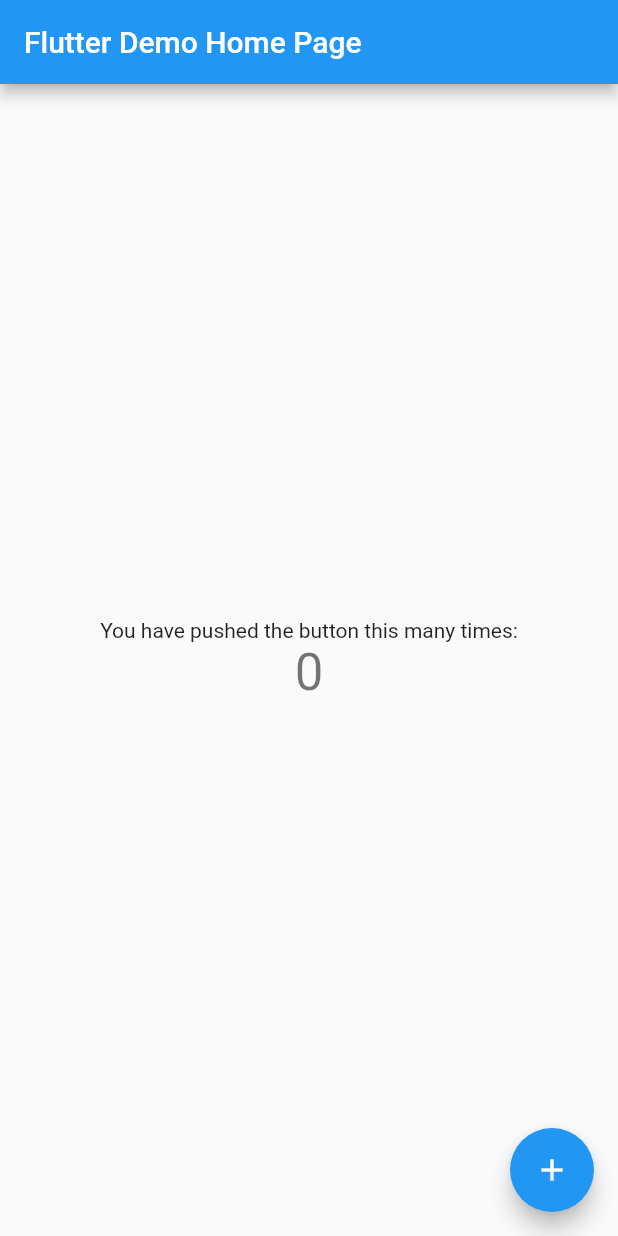
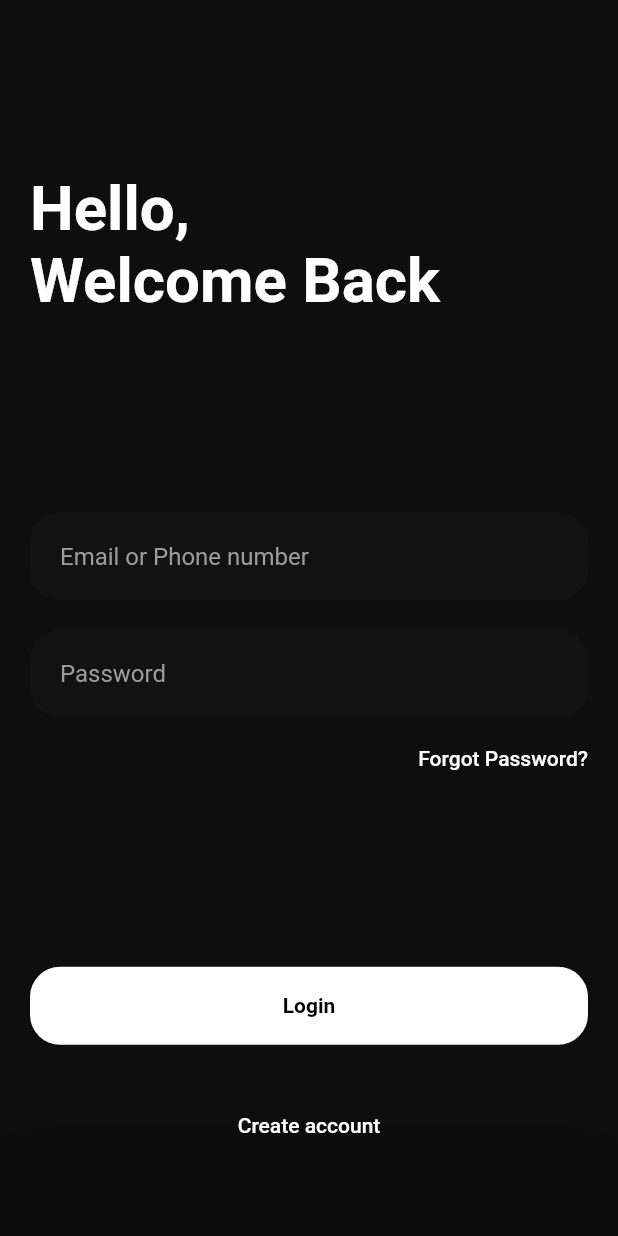
Before and after one commit to CoDi-YaPa/Messiah, a Flutter app: the screen it shows after launch, on a phone screen of 412 x 824 dp. Run offline on Flutter 3.47's test engine with Material 2 defaults, Android fonts, the light colour scheme and no system bars.

Commit message:
added login and signup Page

```diff
--- /dev/null
+++ b/messiah_app/lib/loginPage.dart
@@ -0,0 +1,97 @@
+import 'package:flutter/material.dart';
+import 'registration.dart';
+
+class LoginPage extends StatefulWidget {
+  @override
+  _LoginPageState createState() => _LoginPageState();
+}
+
+class _LoginPageState extends State<LoginPage> {
+  @override
+  Widget build(BuildContext context) {
+    final Size size = MediaQuery.of(context).size;
+    final double fontScale = MediaQuery.of(context).textScaleFactor;
+
+    return Scaffold(
+      body: SingleChildScrollView(
+        child: Container(
+          width: size.width,
+          height: size.height,
+          padding: EdgeInsets.only(left: 20, right: 20, top: size.height * 0.14, bottom: size.height * 0.06),
+          child: Column(
+            crossAxisAlignment: CrossAxisAlignment.start,
+            mainAxisAlignment: MainAxisAlignment.spaceBetween,
+            children: [
+              Text("Hello, \nWelcome Back", style: Theme.of(context).textTheme.headline1.copyWith(fontSize: size.width * 0.1,)),
+              Column(
+                crossAxisAlignment: CrossAxisAlignment.end,
+                children: [
+
+                  Container(
+                    padding: EdgeInsets.symmetric(horizontal: 20, vertical: 5),
+                    decoration: BoxDecoration(
+                        color: Theme.of(context).primaryColorLight,
+                        borderRadius: BorderRadius.all(Radius.circular(20))
+                    ),
+                    child: TextField(
+                      decoration: InputDecoration(
+                        border: InputBorder.none,
+                        hintText: "Email or Phone number",
+
+                      ),
+                    ),
+                  ),
+                  SizedBox(height: 20,),
+                  Container(
+                    padding: EdgeInsets.symmetric(horizontal: 20, vertical: 5),
+                    decoration: BoxDecoration(
+                      color: Theme.of(context).primaryColorLight,
+                      borderRadius: BorderRadius.all(Radius.circular(20)),
+
+                    ),
+                    child: TextField(
+                      obscureText: true,
+                      decoration: InputDecoration(
+                        border: InputBorder.none,
+                        hintText: "Password",
+
+                      ),
+                    ),
+                  ),
+                  SizedBox(height: 20,),
+                  Text("Forgot Password?", style: Theme.of(context).textTheme.bodyText1,)
+                ],
+              ),
+              Column(
+                children: [
+                  MaterialButton(
+                    onPressed: () => {
+
+                    },
+                    elevation: 100,
+                    padding: EdgeInsets.all(18),
+                    shape: RoundedRectangleBorder(
+                        borderRadius: BorderRadius.circular(20)
+                    ),
+                    color: Colors.white,
+                    child: Center(child: Text("Login", style: TextStyle(fontWeight: FontWeight.bold),)),
+                  ),
+                  SizedBox(height: 30),
+                  MaterialButton(onPressed:() {
+                    Navigator.push(
+                      context,
+                      MaterialPageRoute(builder: (context) => SecondRoute()),
+                    );
+
+
+                  },
+                      child:Text("Create account" ))
+                ],
+              )
+            ],
+          ),
+        ),
+      ),
+    );
+  }
+}
--- a/messiah_app/lib/main.dart
+++ b/messiah_app/lib/main.dart
@@ -1,113 +1,16 @@
 import 'package:flutter/material.dart';
-
+import 'loginPage.dart';
+import 'package:messiah_app/themes/app_theme.dart';
 void main() {
-  runApp(MyApp());
+  runApp(MaterialApp(
+      home:MyApp(),
+      theme: AppTheme.dark));
 }
 
 class MyApp extends StatelessWidget {
   // This widget is the root of your application.
   @override
   Widget build(BuildContext context) {
-    return MaterialApp(
-      title: 'Flutter Demo',
-      theme: ThemeData(
-        // This is the theme of your application.
-        //
-        // Try running your application with "flutter run". You'll see the
-        // application has a blue toolbar. Then, without quitting the app, try
-        // changing the primarySwatch below to Colors.green and then invoke
-        // "hot reload" (press "r" in the console where you ran "flutter run",
-        // or simply save your changes to "hot reload" in a Flutter IDE).
-        // Notice that the counter didn't reset back to zero; the application
-        // is not restarted.
-        primarySwatch: Colors.blue,
-      ),
-      home: MyHomePage(title: 'Flutter Demo Home Page'),
-    );
+    return LoginPage();
   }
 }
-
-class MyHomePage extends StatefulWidget {
-  MyHomePage({Key key, this.title}) : super(key: key);
-
-  // This widget is the home page of your application. It is stateful, meaning
-  // that it has a State object (defined below) that contains fields that affect
-  // how it looks.
-
-  // This class is the configuration for the state. It holds the values (in this
-  // case the title) provided by the parent (in this case the App widget) and
-  // used by the build method of the State. Fields in a Widget subclass are
-  // always marked "final".
-
-  final String title;
-
-  @override
-  _MyHomePageState createState() => _MyHomePageState();
-}
-
-class _MyHomePageState extends State<MyHomePage> {
-  int _counter = 0;
-
-  void _incrementCounter() {
-    setState(() {
-      // This call to setState tells the Flutter framework that something has
-      // changed in this State, which causes it to rerun the build method below
-      // so that the display can reflect the updated values. If we changed
-      // _counter without calling setState(), then the build method would not be
-      // called again, and so nothing would appear to happen.
-      _counter++;
-    });
-  }
-
-  @override
-  Widget build(BuildContext context) {
-    // This method is rerun every time setState is called, for instance as done
-    // by the _incrementCounter method above.
-    //
-    // The Flutter framework has been optimized to make rerunning build methods
-    // fast, so that you can just rebuild anything that needs updating rather
-    // than having to individually change instances of widgets.
-    return Scaffold(
-      appBar: AppBar(
-        // Here we take the value from the MyHomePage object that was created by
-        // the App.build method, and use it to set our appbar title.
-        title: Text(widget.title),
-      ),
-      body: Center(
-        // Center is a layout widget. It takes a single child and positions it
-        // in the middle of the parent.
-        child: Column(
-          // Column is also a layout widget. It takes a list of children and
-          // arranges them vertically. By default, it sizes itself to fit its
-          // children horizontally, and tries to be as tall as its parent.
-          //
-          // Invoke "debug painting" (press "p" in the console, choose the
-          // "Toggle Debug Paint" action from the Flutter Inspector in Android
-          // Studio, or the "Toggle Debug Paint" command in Visual Studio Code)
-          // to see the wireframe for each widget.
-          //
-          // Column has various properties to control how it sizes itself and
-          // how it positions its children. Here we use mainAxisAlignment to
-          // center the children vertically; the main axis here is the vertical
-          // axis because Columns are vertical (the cross axis would be
-          // horizontal).
-          mainAxisAlignment: MainAxisAlignment.center,
-          children: <Widget>[
-            Text(
-              'You have pushed the button this many times:',
-            ),
-            Text(
-              '$_counter',
-              style: Theme.of(context).textTheme.headline4,
-            ),
-          ],
-        ),
-      ),
-      floatingActionButton: FloatingActionButton(
-        onPressed: _incrementCounter,
-        tooltip: 'Increment',
-        child: Icon(Icons.add),
-      ), // This trailing comma makes auto-formatting nicer for build methods.
-    );
-  }
-}
```
Also changed, not shown: messiah_app/lib/registration.dart (added, +112 -0 lines), messiah_app/lib/themes/app_color.dart (added, +12 -0 lines), messiah_app/lib/themes/app_theme.dart (added, +8 -0 lines), messiah_app/lib/themes/dark_theme.dart (added, +22 -0 lines), messiah_app/lib/themes/light_theme.dart (added, +21 -0 lines).
